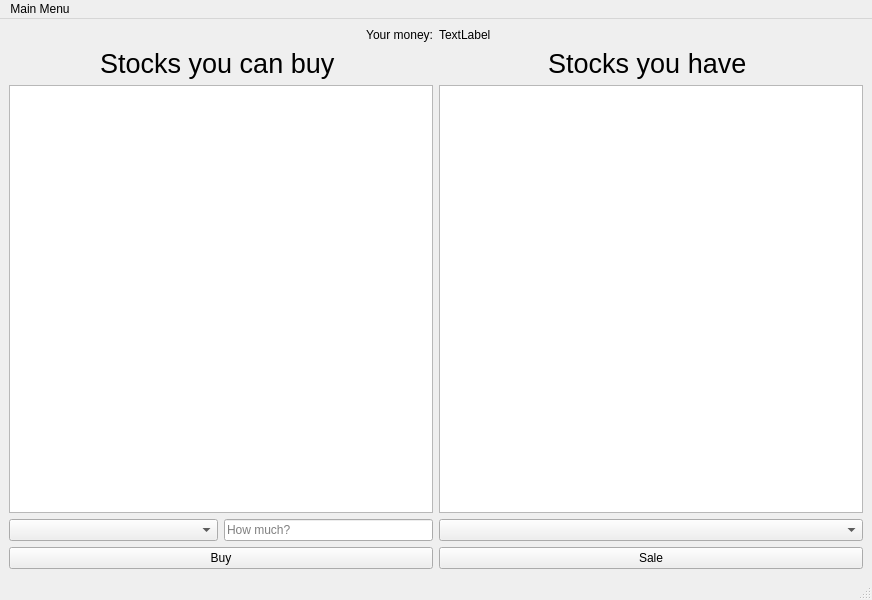
Old version of the form basicwindow.ui in the repository SAMoosavi/AdvancedProgrammingProject2.
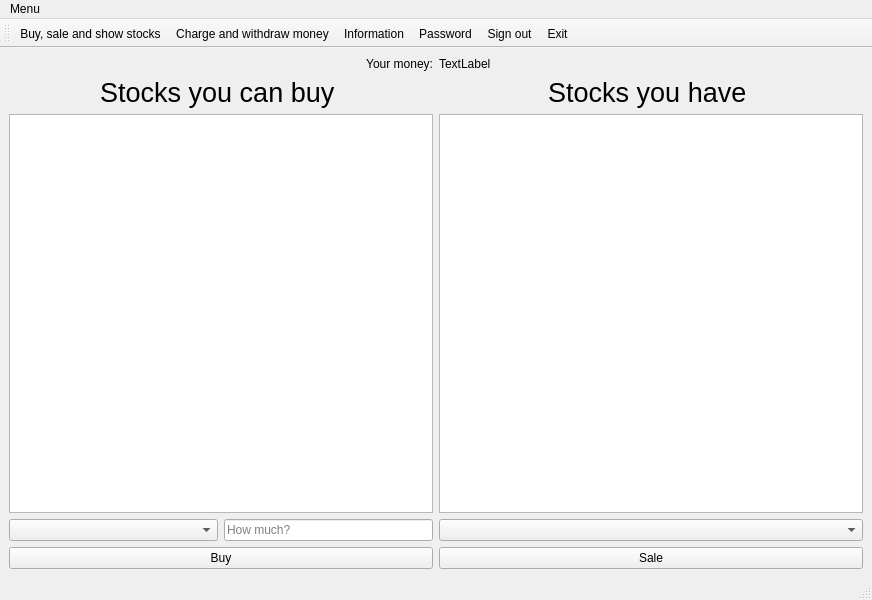
New version of the form. Icons and pictures are not drawn.

The edit to the form file:
```diff
--- a/basicwindow.ui
+++ b/basicwindow.ui
@@ -141,12 +141,12 @@
      <x>0</x>
      <y>0</y>
      <width>872</width>
-     <height>21</height>
+     <height>25</height>
     </rect>
    </property>
    <widget class="QMenu" name="menuMain_Menu">
     <property name="title">
-     <string>Main Menu</string>
+     <string>Menu</string>
     </property>
     <widget class="QMenu" name="menuChange">
      <property name="title">
@@ -164,6 +164,26 @@
    <addaction name="menuMain_Menu"/>
   </widget>
   <widget class="QStatusBar" name="statusbar"/>
+  <widget class="QToolBar" name="toolBar">
+   <property name="windowTitle">
+    <string>toolBar</string>
+   </property>
+   <property name="toolTip">
+    <string/>
+   </property>
+   <attribute name="toolBarArea">
+    <enum>TopToolBarArea</enum>
+   </attribute>
+   <attribute name="toolBarBreak">
+    <bool>false</bool>
+   </attribute>
+   <addaction name="actionStock"/>
+   <addaction name="actionCharge_and_withdraw_money"/>
+   <addaction name="actionInformation"/>
+   <addaction name="actionPassword"/>
+   <addaction name="actionSign_out"/>
+   <addaction name="actionExit"/>
+  </widget>
   <action name="actionSign_out">
    <property name="text">
     <string>Sign out</string>
@@ -188,15 +208,19 @@
    <property name="text">
     <string>Information</string>
    </property>
+   <property name="iconText">
+    <string>Information</string>
+   </property>
+   <property name="toolTip">
+    <string>Change information</string>
+   </property>
   </action>
   <action name="actionPassword">
    <property name="text">
     <string>Password</string>
    </property>
-  </action>
-  <action name="actionBuy">
-   <property name="text">
-    <string>Buy</string>
+   <property name="iconText">
+    <string>Password</string>
    </property>
   </action>
   <action name="actionSale">
@@ -221,7 +245,7 @@
   </action>
   <action name="actionStock">
    <property name="text">
-    <string>Stock</string>
+    <string>Buy, sale and show stocks</string>
    </property>
   </action>
  </widget>
```
Left out of the diff: 56 changed lines with no effect on the pictures.
